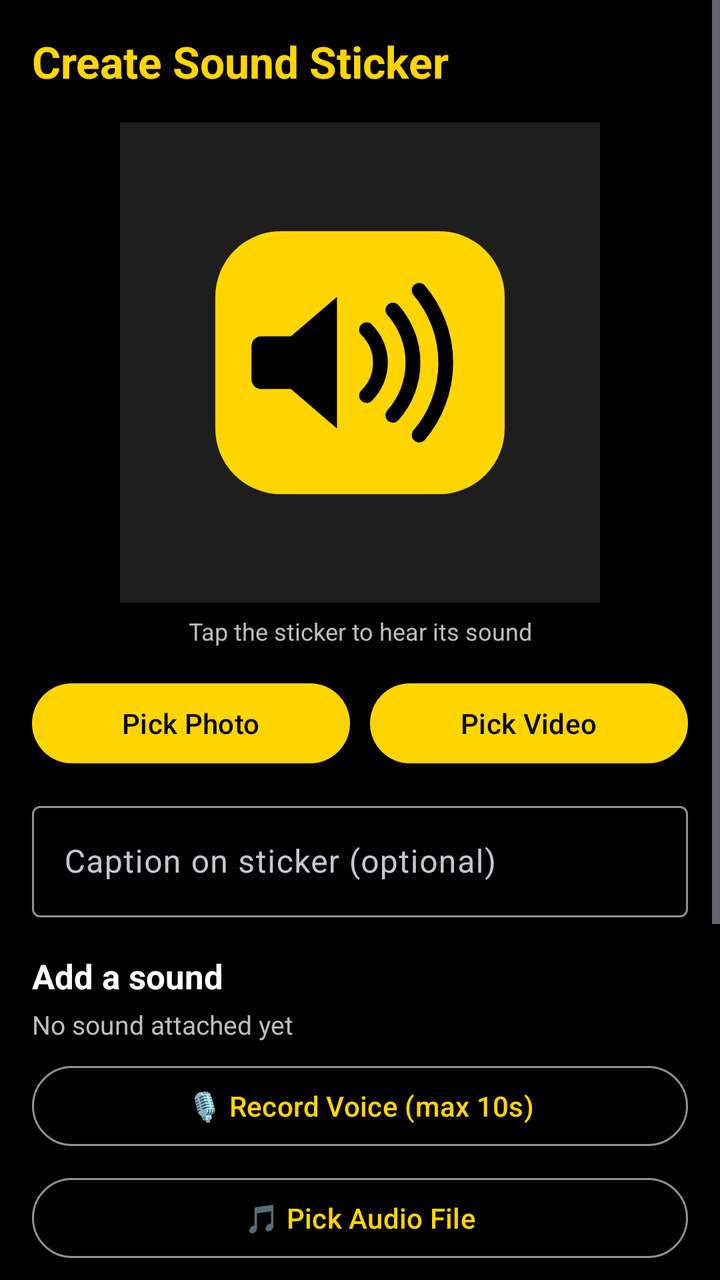
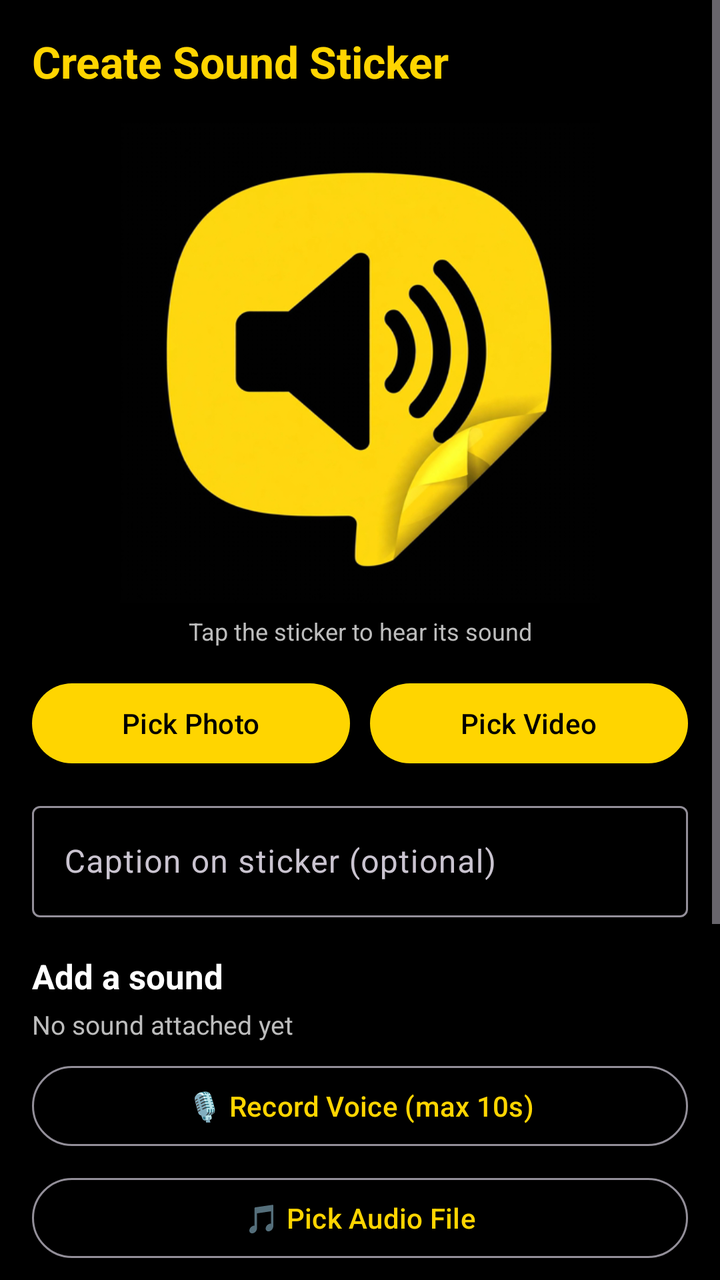

Two renders of the same Android screen: before a commit and after it. Below are the layout's source before the change and the commit's diff.
<!-- AndroidManifest.xml: application theme Theme.SoundStick -->
<!-- res/layout/activity_create.xml -->
<?xml version="1.0" encoding="utf-8"?>
<ScrollView xmlns:android="http://schemas.android.com/apk/res/android"
    android:layout_width="match_parent"
    android:layout_height="match_parent"
    android:background="@color/black">

    <LinearLayout
        android:layout_width="match_parent"
        android:layout_height="wrap_content"
        android:orientation="vertical"
        android:padding="16dp">

        <TextView
            android:layout_width="wrap_content"
            android:layout_height="wrap_content"
            android:text="Create Sound Sticker"
            android:textColor="@color/yellow"
            android:textSize="22sp"
            android:textStyle="bold" />

        
        <ImageView
            android:id="@+id/imgPreview"
            android:layout_width="240dp"
            android:layout_height="240dp"
            android:layout_gravity="center_horizontal"
            android:layout_marginTop="16dp"
            android:background="@color/surface_card"
            android:contentDescription="Sticker preview"
            android:scaleType="fitCenter"
            android:src="@drawable/logo_header" />

        <TextView
            android:layout_width="match_parent"
            android:layout_height="wrap_content"
            android:layout_marginTop="6dp"
            android:gravity="center"
            android:text="Tap the sticker to hear its sound"
            android:textColor="@color/grey_text"
            android:textSize="12sp" />

        <LinearLayout
            android:layout_width="match_parent"
            android:layout_height="wrap_content"
            android:layout_marginTop="14dp"
            android:orientation="horizontal">

            <Button
                android:id="@+id/btnPickPhoto"
                style="@style/Widget.Material3.Button"
                android:layout_width="0dp"
                android:layout_height="wrap_content"
                android:layout_weight="1"
                android:text="Pick Photo" />

            <Button
                android:id="@+id/btnPickVideo"
                style="@style/Widget.Material3.Button"
                android:layout_width="0dp"
                android:layout_height="wrap_content"
                android:layout_marginStart="10dp"
                android:layout_weight="1"
                android:text="Pick Video" />
        </LinearLayout>

        <com.google.android.material.textfield.TextInputLayout
            android:layout_width="match_parent"
            android:layout_height="wrap_content"
            android:layout_marginTop="12dp"
            android:hint="Caption on sticker (optional)">

            <com.google.android.material.textfield.TextInputEditText
                android:id="@+id/editCaption"
                android:layout_width="match_parent"
                android:layout_height="wrap_content"
                android:maxLines="2"
                android:textColor="@color/white" />
        </com.google.android.material.textfield.TextInputLayout>

        <TextView
            android:layout_width="wrap_content"
            android:layout_height="wrap_content"
            android:layout_marginTop="18dp"
            android:text="Add a sound"
            android:textColor="@color/white"
            android:textSize="17sp"
            android:textStyle="bold" />

        <TextView
            android:id="@+id/txtSoundStatus"
            android:layout_width="match_parent"
            android:layout_height="wrap_content"
            android:layout_marginTop="4dp"
            android:text="No sound attached yet"
            android:textColor="@color/grey_text"
            android:textSize="13sp" />

        <Button
            android:id="@+id/btnRecord"
            style="@style/Widget.Material3.Button.OutlinedButton"
            android:layout_width="match_parent"
            android:layout_height="wrap_content"
            android:layout_marginTop="8dp"
            android:text="🎙 Record Voice (max 10s)" />

        <Button
            android:id="@+id/btnPickAudio"
            style="@style/Widget.Material3.Button.OutlinedButton"
            android:layout_width="match_parent"
            android:layout_height="wrap_content"
            android:layout_marginTop="8dp"
            android:text="🎵 Pick Audio File" />

        <Button
            android:id="@+id/btnEffects"
            style="@style/Widget.Material3.Button.OutlinedButton"
            android:layout_width="match_parent"
            android:layout_height="wrap_content"
            android:layout_marginTop="8dp"
            android:text="✨ Built-in Sound Effects" />

        <Button
            android:id="@+id/btnTts"
            style="@style/Widget.Material3.Button.OutlinedButton"
            android:layout_width="match_parent"
            android:layout_height="wrap_content"
            android:layout_marginTop="8dp"
            android:text="🗣 Text-to-Speech" />

        <Button
            android:id="@+id/btnVideoSound"
            style="@style/Widget.Material3.Button.OutlinedButton"
            android:layout_width="match_parent"
            android:layout_height="wrap_content"
            android:layout_marginTop="8dp"
            android:text="🔊 Use Video's Own Sound"
            android:visibility="gone" />

        <Button
            android:id="@+id/btnPlaySound"
            style="@style/Widget.Material3.Button.TonalButton"
            android:layout_width="match_parent"
            android:layout_height="wrap_content"
            android:layout_marginTop="12dp"
            android:text="▶ Play Sound" />

        <Button
            android:id="@+id/btnSave"
            style="@style/Widget.Material3.Button"
            android:layout_width="match_parent"
            android:layout_height="wrap_content"
            android:layout_marginTop="16dp"
            android:padding="10dp"
            android:text="Save Sticker to Pack"
            android:textSize="16sp"
            android:textStyle="bold" />
    </LinearLayout>
</ScrollView>
<!-- resources referenced by this layout -->
<resources>
  <color name="black">#000000</color>
  <color name="grey_text">#BDBDBD</color>
  <color name="surface_card">#1E1E1E</color>
  <color name="white">#FFFFFF</color>
  <color name="yellow">#FFD500</color>
  <!-- drawable logo_header (drawable) -->
  <?xml version="1.0" encoding="utf-8"?>
  <vector xmlns:android="http://schemas.android.com/apk/res/android"
      android:width="108dp"
      android:height="108dp"
      android:viewportWidth="108"
      android:viewportHeight="108">
      <group
          android:pivotX="54"
          android:pivotY="54"
          android:scaleX="0.74"
          android:scaleY="0.74">
          
          <path
              android:fillColor="#FFD500"
              android:pathData="M30,14 L78,14 A20,20 0 0 1 98,34 L98,74 A20,20 0 0 1 78,94 L30,94 A20,20 0 0 1 10,74 L10,34 A20,20 0 0 1 30,14 Z" />
          
          <path
              android:fillColor="#000000"
              android:pathData="M24,46 L33,46 L47,34 L47,74 L33,62 L24,62 A3,3 0 0 1 21,59 L21,49 A3,3 0 0 1 24,46 Z" />
          
          <path
              android:strokeColor="#000000"
              android:strokeWidth="4.5"
              android:strokeLineCap="round"
              android:pathData="M56,44 A14,14 0 0 1 56,64" />
          <path
              android:strokeColor="#000000"
              android:strokeWidth="4.5"
              android:strokeLineCap="round"
              android:pathData="M64,38 A24,24 0 0 1 64,70" />
          <path
              android:strokeColor="#000000"
              android:strokeWidth="4.5"
              android:strokeLineCap="round"
              android:pathData="M72,32 A34,34 0 0 1 72,76" />
      </group>
  </vector>
  <style name="Theme.SoundStick" parent="Theme.Material3.Dark.NoActionBar">
          <item name="colorPrimary">@color/yellow</item>
          <item name="colorOnPrimary">@color/black</item>
          <item name="colorPrimaryContainer">@color/yellow</item>
          <item name="colorOnPrimaryContainer">@color/black</item>
          <item name="colorSecondary">@color/yellow</item>
          <item name="colorOnSecondary">@color/black</item>
          <item name="colorSurface">@color/surface_dark</item>
          <item name="colorOnSurface">@color/white</item>
          <item name="android:windowBackground">@color/black</item>
          <item name="android:statusBarColor">@color/black</item>
          <item name="android:navigationBarColor">@color/black</item>
      </style>
  <color name="surface_dark">#141414</color>
</resources>

<!-- the commit's change to res/layout/activity_create.xml (unified diff, before → after) -->
@@ -28,7 +28,7 @@
             android:background="@color/surface_card"
             android:contentDescription="Sticker preview"
             android:scaleType="fitCenter"
-            android:src="@drawable/logo_header" />
+            android:src="@drawable/ic_launcher_logo" />
 
         <TextView
             android:layout_width="match_parent"
@@ -61,6 +61,132 @@
                 android:layout_marginStart="10dp"
                 android:layout_weight="1"
                 android:text="Pick Video" />
+        </LinearLayout>
+
+        
+        <LinearLayout
+            android:id="@+id/layoutVideoControls"
+            android:layout_width="match_parent"
+            android:layout_height="wrap_content"
+            android:layout_marginTop="14dp"
+            android:background="@color/surface_card"
+            android:orientation="vertical"
+            android:padding="12dp"
+            android:visibility="gone">
+
+            <TextView
+                android:layout_width="wrap_content"
+                android:layout_height="wrap_content"
+                android:text="🎬 Animated video sticker — trim &amp; crop"
+                android:textColor="@color/yellow"
+                android:textSize="15sp"
+                android:textStyle="bold" />
+
+            <TextView
+                android:id="@+id/txtTrimInfo"
+                android:layout_width="match_parent"
+                android:layout_height="wrap_content"
+                android:layout_marginTop="4dp"
+                android:textColor="@color/grey_text"
+                android:textSize="12sp" />
+
+            <TextView
+                android:id="@+id/txtTrimStart"
+                android:layout_width="wrap_content"
+                android:layout_height="wrap_content"
+                android:layout_marginTop="10dp"
+                android:text="Start: 0.0s"
+                android:textColor="@color/white"
+                android:textSize="13sp" />
+
+            <SeekBar
+                android:id="@+id/seekTrimStart"
+                android:layout_width="match_parent"
+                android:layout_height="wrap_content"
+                android:max="1000"
+                android:progress="0" />
+
+            <TextView
+                android:layout_width="wrap_content"
+                android:layout_height="wrap_content"
+                android:layout_marginTop="8dp"
+                android:text="Sticker length"
+                android:textColor="@color/white"
+                android:textSize="13sp" />
+
+            <RadioGroup
+                android:id="@+id/rgLength"
+                android:layout_width="match_parent"
+                android:layout_height="wrap_content"
+                android:orientation="horizontal">
+
+                <RadioButton
+                    android:id="@+id/rbLen1"
+                    android:layout_width="wrap_content"
+                    android:layout_height="wrap_content"
+                    android:text="1s"
+                    android:textColor="@color/white" />
+
+                <RadioButton
+                    android:id="@+id/rbLen2"
+                    android:layout_width="wrap_content"
+                    android:layout_height="wrap_content"
+                    android:text="2s"
+                    android:textColor="@color/white" />
+
+                <RadioButton
+                    android:id="@+id/rbLen3"
+                    android:layout_width="wrap_content"
+                    android:layout_height="wrap_content"
+                    android:checked="true"
+                    android:text="3s"
+                    android:textColor="@color/white" />
+            </RadioGroup>
+
+            <TextView
+                android:layout_width="wrap_content"
+                android:layout_height="wrap_content"
+                android:layout_marginTop="8dp"
+                android:text="Zoom (crop closer)"
+                android:textColor="@color/white"
+                android:textSize="13sp" />
+
+            <SeekBar
+                android:id="@+id/seekZoom"
+                android:layout_width="match_parent"
+                android:layout_height="wrap_content"
+                android:max="200"
+                android:progress="0" />
+
+            <TextView
+                android:layout_width="wrap_content"
+                android:layout_height="wrap_content"
+                android:layout_marginTop="8dp"
+                android:text="Move crop left / right"
+                android:textColor="@color/white"
+                android:textSize="13sp" />
+
+            <SeekBar
+                android:id="@+id/seekCropX"
+                android:layout_width="match_parent"
+                android:layout_height="wrap_content"
+                android:max="200"
+                android:progress="100" />
+
+            <TextView
+                android:layout_width="wrap_content"
+                android:layout_height="wrap_content"
+                android:layout_marginTop="8dp"
+                android:text="Move crop up / down"
+                android:textColor="@color/white"
+                android:textSize="13sp" />
+
+            <SeekBar
+                android:id="@+id/seekCropY"
+                android:layout_width="match_parent"
+                android:layout_height="wrap_content"
+                android:max="200"
+                android:progress="100" />
         </LinearLayout>
 
         <com.google.android.material.textfield.TextInputLayout
<!-- resource entries referenced after the edit -->
@@ -5,44 +5,7 @@
   <color name="surface_card">#1E1E1E</color>
   <color name="white">#FFFFFF</color>
   <color name="yellow">#FFD500</color>
-  <!-- drawable logo_header (drawable) -->
-  <?xml version="1.0" encoding="utf-8"?>
-  <vector xmlns:android="http://schemas.android.com/apk/res/android"
-      android:width="108dp"
-      android:height="108dp"
-      android:viewportWidth="108"
-      android:viewportHeight="108">
-      <group
-          android:pivotX="54"
-          android:pivotY="54"
-          android:scaleX="0.74"
-          android:scaleY="0.74">
-          
-          <path
-              android:fillColor="#FFD500"
-              android:pathData="M30,14 L78,14 A20,20 0 0 1 98,34 L98,74 A20,20 0 0 1 78,94 L30,94 A20,20 0 0 1 10,74 L10,34 A20,20 0 0 1 30,14 Z" />
-          
-          <path
-              android:fillColor="#000000"
-              android:pathData="M24,46 L33,46 L47,34 L47,74 L33,62 L24,62 A3,3 0 0 1 21,59 L21,49 A3,3 0 0 1 24,46 Z" />
-          
-          <path
-              android:strokeColor="#000000"
-              android:strokeWidth="4.5"
-              android:strokeLineCap="round"
-              android:pathData="M56,44 A14,14 0 0 1 56,64" />
-          <path
-              android:strokeColor="#000000"
-              android:strokeWidth="4.5"
-              android:strokeLineCap="round"
-              android:pathData="M64,38 A24,24 0 0 1 64,70" />
-          <path
-              android:strokeColor="#000000"
-              android:strokeWidth="4.5"
-              android:strokeLineCap="round"
-              android:pathData="M72,32 A34,34 0 0 1 72,76" />
-      </group>
-  </vector>
+  <!-- drawable ic_launcher_logo: png bitmap (drawable-nodpi, 103165 bytes) -->
   <style name="Theme.SoundStick" parent="Theme.Material3.Dark.NoActionBar">
           <item name="colorPrimary">@color/yellow</item>
           <item name="colorOnPrimary">@color/black</item>
